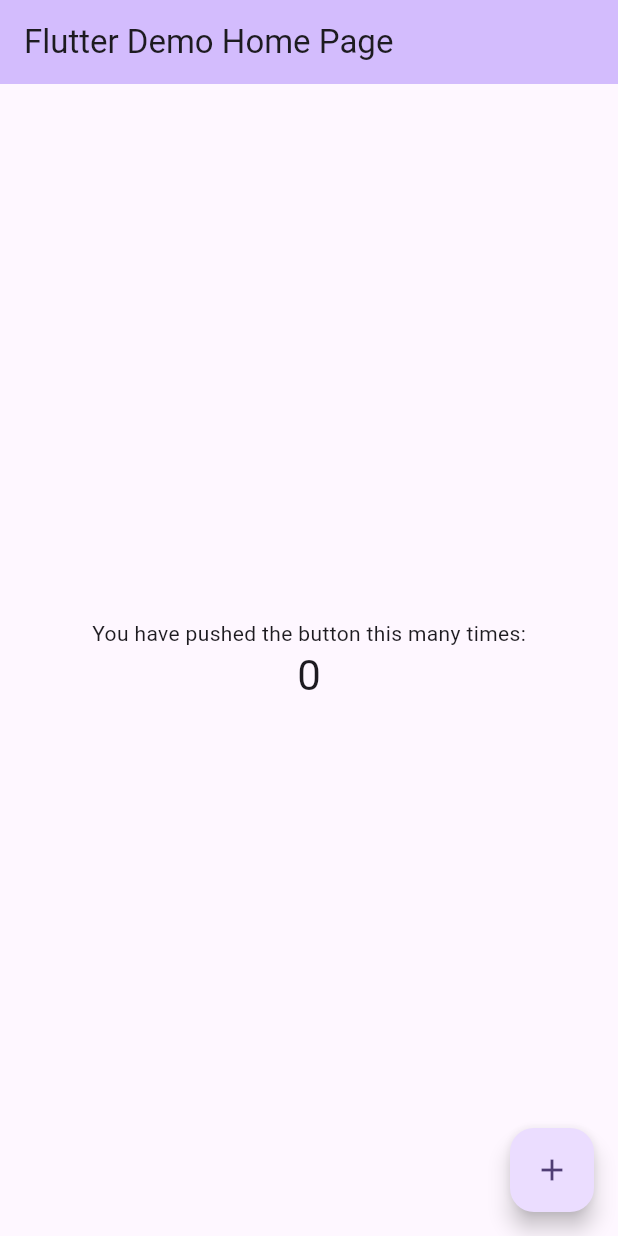
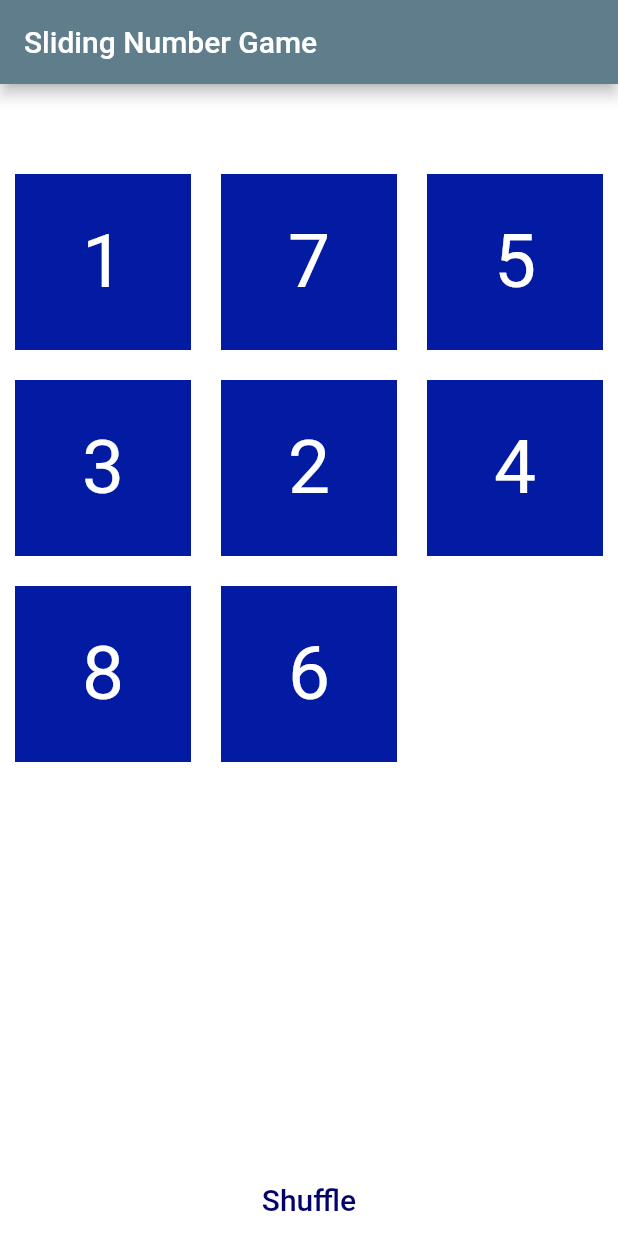
Before and after one commit to Imesh-Isuranga/SlidingNumber-Game, a Flutter app: the screen it shows after launch, on a phone screen of 412 x 824 dp. Run offline on Flutter 3.47's test engine with Material 2 defaults, Android fonts, the phone set to English and light mode, and no system bars.

Commit message:
Done all

```diff
--- a/lib/main.dart
+++ b/lib/main.dart
@@ -1,125 +1,200 @@
+import 'dart:math';
+
 import 'package:flutter/material.dart';
 
 void main() {
-  runApp(const MyApp());
+  List<int> myItemTextList = _MyGridViewState().itemText;
+
+  runApp(MaterialApp(
+    theme: ThemeData.from(
+    colorScheme: ColorScheme.fromSwatch(primarySwatch: Colors.blueGrey,backgroundColor: const Color.fromARGB(255, 170, 168, 168)),
+  ),
+    home: Scaffold(
+        appBar: AppBar(
+          title: const Text("Sliding Number Game"),
+        ),
+        body: const MyGridView()),
+  ));
 }
 
-class MyApp extends StatelessWidget {
-  const MyApp({super.key});
+class MyGridView extends StatefulWidget {
 
-  // This widget is the root of your application.
+  const MyGridView({super.key});
   @override
-  Widget build(BuildContext context) {
-    return MaterialApp(
-      title: 'Flutter Demo',
-      theme: ThemeData(
-        // This is the theme of your application.
-        //
-        // TRY THIS: Try running your application with "flutter run". You'll see
-        // the application has a blue toolbar. Then, without quitting the app,
-        // try changing the seedColor in the colorScheme below to Colors.green
-        // and then invoke "hot reload" (save your changes or press the "hot
-        // reload" button in a Flutter-supported IDE, or press "r" if you used
-        // the command line to start the app).
-        //
-        // Notice that the counter didn't reset back to zero; the application
-        // state is not lost during the reload. To reset the state, use hot
-        // restart instead.
-        //
-        // This works for code too, not just values: Most code changes can be
-        // tested with just a hot reload.
-        colorScheme: ColorScheme.fromSeed(seedColor: Colors.deepPurple),
-        useMaterial3: true,
-      ),
-      home: const MyHomePage(title: 'Flutter Demo Home Page'),
+  _MyGridViewState createState() => _MyGridViewState();
+}
+
+class _MyGridViewState extends State<MyGridView> {
+  static Color color = const Color.fromARGB(255, 3, 27, 163);
+  static Color colorWhite = const Color.fromARGB(255, 255, 255, 255);
+
+  List<Color> itemColors = List.generate(9, (index) => color);
+  List<int> itemText = [1, 2, 3, 4, 5, 6, 7, 9, 8];
+  List<int> itemTextTemp = List.generate(9, (index) => index + 1);
+
+  final random = Random();
+
+  void shuffleAll() {
+    setState(() {
+      itemText.shuffle();
+      for (int i = 0; i <= 8; i++) {
+        if (itemText[i] == 9) {
+          itemColors[i] = colorWhite;
+        }else{
+          itemColors[i] = color;
+        }
+      }
+   }
     );
   }
-}
 
-class MyHomePage extends StatefulWidget {
-  const MyHomePage({super.key, required this.title});
-
-  // This widget is the home page of your application. It is stateful, meaning
-  // that it has a State object (defined below) that contains fields that affect
-  // how it looks.
-
-  // This class is the configuration for the state. It holds the values (in this
-  // case the title) provided by the parent (in this case the App widget) and
-  // used by the build method of the State. Fields in a Widget subclass are
-  // always marked "final".
-
-  final String title;
 
   @override
-  State<MyHomePage> createState() => _MyHomePageState();
-}
+  void initState() {
+    shuffleAll();
+    super.initState();
+  }
 
-class _MyHomePageState extends State<MyHomePage> {
-  int _counter = 0;
+  void _handleItemTap(int index) {
+    Widget okButton = TextButton(
+      child: const Text("OK"),
+      onPressed: () {
+        Navigator.of(context).pop();
+        ;
+      },
+    );
 
-  void _incrementCounter() {
+    AlertDialog alert = AlertDialog(
+      title: const Text("Congratulations"),
+      content: const Text("You won!"),
+      actions: [
+        okButton,
+      ],
+    );
     setState(() {
-      // This call to setState tells the Flutter framework that something has
-      // changed in this State, which causes it to rerun the build method below
-      // so that the display can reflect the updated values. If we changed
-      // _counter without calling setState(), then the build method would not be
-      // called again, and so nothing would appear to happen.
-      _counter++;
+      // Change the color of the tapped container using the index.
+      for (int i = 0; i <= 8; i++) {
+        if (itemColors[i] == colorWhite) {
+          if (i == 0 && (index == 1 || index == 3)) {
+            itemColors[index] = colorWhite;
+            itemColors[0] = color;
+            itemText[0] = itemText[index];
+          itemText[index] = 9;
+          }
+
+          if (i == 1 && (index == 0 || index == 2 || index == 4)) {
+            itemColors[index] = colorWhite;
+            itemColors[1] = color;
+            itemText[1] = itemText[index];
+          itemText[index] = 9;
+          }
+
+          if (i == 2 && (index == 1 || index == 5)) {
+            itemColors[index] = colorWhite;
+            itemColors[2] =color;
+            itemText[2] = itemText[index];
+          itemText[index] = 9;
+          }
+
+          if (i == 3 && (index == 0 || index == 4 || index==6)) {
+            itemColors[index] =colorWhite;
+            itemColors[3] = color;
+            itemText[3] = itemText[index];
+          itemText[index] = 9;
+          }
+
+          if (i == 4 &&
+              (index == 1 || index == 3 || index == 5 || index == 7)) {
+            itemColors[index] = colorWhite;
+            itemColors[4] = color;
+            itemText[4] = itemText[index];
+          itemText[index] = 9;
+          }
+
+          if (i == 5 && (index == 2 || index == 4 || index == 8)) {
+            itemColors[index] =colorWhite;
+            itemColors[5] =color;
+            itemText[5] = itemText[index];
+          itemText[index] = 9;
+          }
+
+          if (i == 6 && (index == 3 || index == 7)) {
+            itemColors[index] = colorWhite;
+            itemColors[6] =color;
+            itemText[6] = itemText[index];
+          itemText[index] = 9;
+          }
+          if (i == 7 && (index == 4 || index == 6 || index == 8)) {
+            itemColors[index] = colorWhite;
+            itemColors[7] = color;
+            itemText[7] = itemText[index];
+          itemText[index] = 9;
+          }
+
+          if (i == 8 && (index == 5 || index == 7)) {
+            itemColors[index] = colorWhite;
+            itemColors[8] = color;
+            itemText[8] = itemText[index];
+          itemText[index] = 9;
+          }
+
+        }
+      }
+
+      int temp = 0;
+      for (int i = 0; i < itemText.length; i++) {
+        if (itemText[i] == itemTextTemp[i]) {
+          temp++;
+        }
+      }
+
+      if (temp == itemText.length) {
+        showDialog(
+          context: context,
+          builder: (BuildContext context) {
+            return alert;
+          },
+        );
+      }
     });
   }
 
   @override
   Widget build(BuildContext context) {
-    // This method is rerun every time setState is called, for instance as done
-    // by the _incrementCounter method above.
-    //
-    // The Flutter framework has been optimized to make rerunning build methods
-    // fast, so that you can just rebuild anything that needs updating rather
-    // than having to individually change instances of widgets.
-    return Scaffold(
-      appBar: AppBar(
-        // TRY THIS: Try changing the color here to a specific color (to
-        // Colors.amber, perhaps?) and trigger a hot reload to see the AppBar
-        // change color while the other colors stay the same.
-        backgroundColor: Theme.of(context).colorScheme.inversePrimary,
-        // Here we take the value from the MyHomePage object that was created by
-        // the App.build method, and use it to set our appbar title.
-        title: Text(widget.title),
-      ),
-      body: Center(
-        // Center is a layout widget. It takes a single child and positions it
-        // in the middle of the parent.
-        child: Column(
-          // Column is also a layout widget. It takes a list of children and
-          // arranges them vertically. By default, it sizes itself to fit its
-          // children horizontally, and tries to be as tall as its parent.
-          //
-          // Column has various properties to control how it sizes itself and
-          // how it positions its children. Here we use mainAxisAlignment to
-          // center the children vertically; the main axis here is the vertical
-          // axis because Columns are vertical (the cross axis would be
-          // horizontal).
-          //
-          // TRY THIS: Invoke "debug painting" (choose the "Toggle Debug Paint"
-          // action in the IDE, or press "p" in the console), to see the
-          // wireframe for each widget.
-          mainAxisAlignment: MainAxisAlignment.center,
-          children: <Widget>[
-            const Text(
-              'You have pushed the button this many times:',
+    return Column(
+      children: [
+        const SizedBox(height: 50,),
+        Expanded(
+          child: GridView.builder(
+            gridDelegate: const SliverGridDelegateWithFixedCrossAxisCount(
+              crossAxisCount: 3,
             ),
-            Text(
-              '$_counter',
-              style: Theme.of(context).textTheme.headlineMedium,
-            ),
-          ],
+            itemCount: 9,
+            itemBuilder: (context, index) {
+              return GestureDetector(
+                onTap: () => _handleItemTap(index),
+                child: Container(
+                  color: itemColors[index],
+                  margin: const EdgeInsets.all(10.0),
+                  alignment: Alignment.center,
+                  child: Text(
+                    itemText[index].toString(),
+                    style: const TextStyle(color: Colors.white, fontSize: 50),
+                  ),
+                ),
+              );
+            },
+          ),
         ),
-      ),
-      floatingActionButton: FloatingActionButton(
-        onPressed: _incrementCounter,
-        tooltip: 'Increment',
-        child: const Icon(Icons.add),
-      ), // This trailing comma makes auto-formatting nicer for build methods.
+        TextButton(
+            onPressed: () {
+              shuffleAll();
+            },
+            child: const Text(
+              "Shuffle",
+              style: TextStyle(fontSize: 20,color: Color.fromARGB(255, 2, 2, 108)),
+            )),
+      ],
     );
   }
 }
```
Also changed, not shown: 1 other file.
